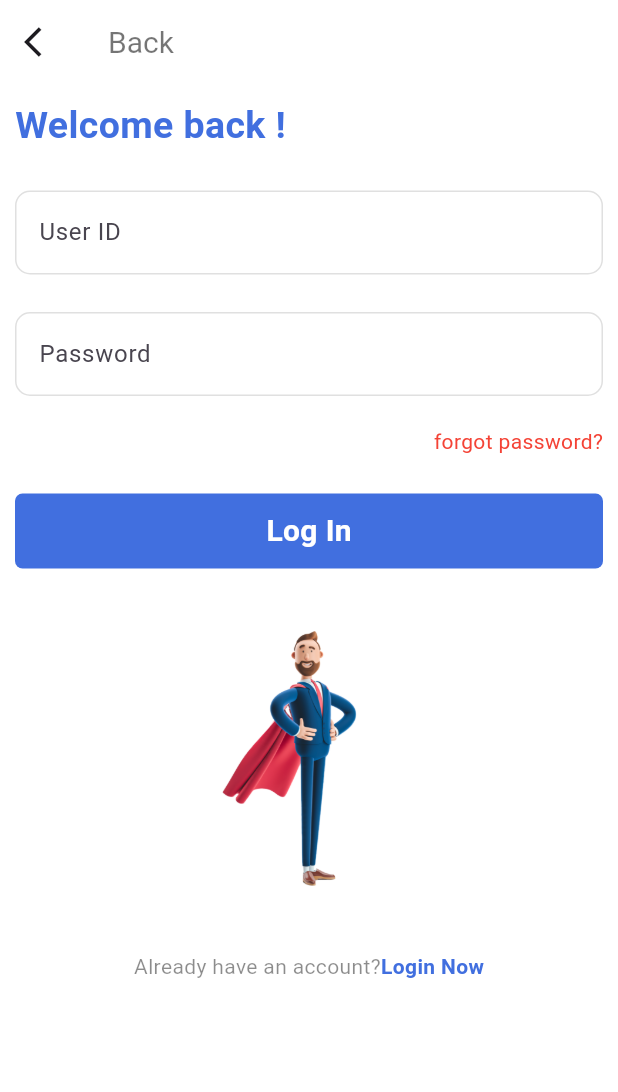
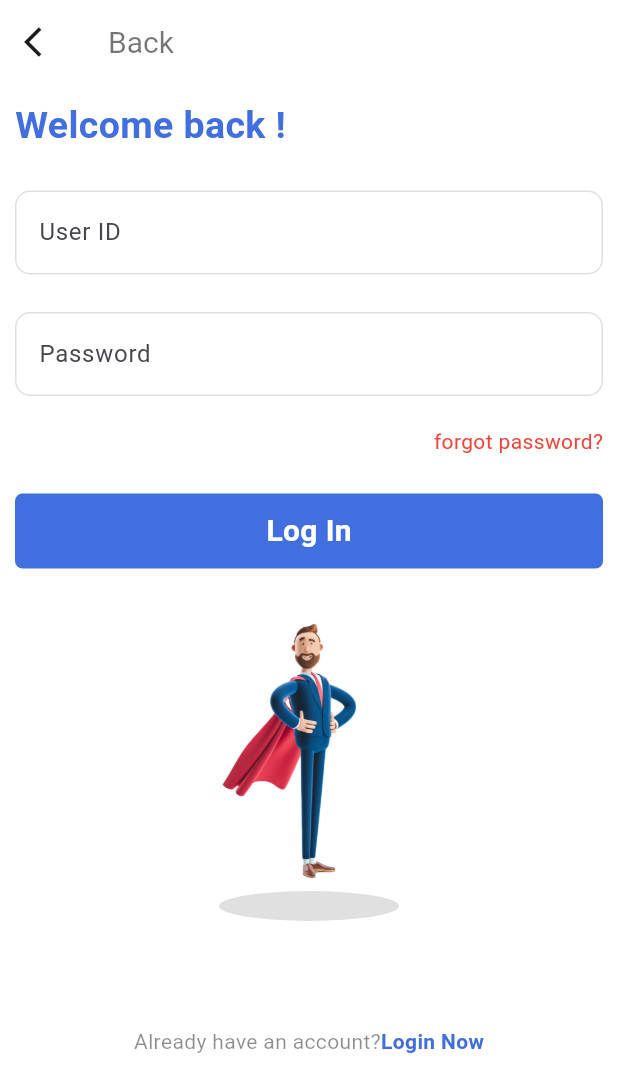
Before and after one commit to venkadeshwaran77/githubflutterapplication, a Flutter app: the screen it shows after launch, on a phone screen of 412 x 824 dp. Shown: the top 1092 px of the screen. Run offline on Flutter 3.47's test engine with Material 3 defaults, Android fonts, the phone set to English and light mode, and no system bars; our stand-ins replace pinput.

```diff
--- /dev/null
+++ b/lib/cliper.dart
@@ -0,0 +1,14 @@
+import 'package:flutter/material.dart';
+
+class CustomClip extends CustomClipper<Rect> {
+  @override
+  // ignore: override_on_non_overriding_member
+  Rect getClip(Size size) {
+  return Rect.fromLTWH(0, 0, size.width, size.height - 60);
+  }
+
+  @override
+  bool shouldReclip(covariant CustomClipper<Rect> oldClipper) {
+    return false;
+  }
+}
--- a/lib/login_page.dart
+++ b/lib/login_page.dart
@@ -1,14 +1,15 @@
 import 'package:flutter/material.dart';
+import 'package:flutter_application_1/cliper.dart';
 import 'package:flutter_application_1/thems/colors.theme.dart';
 
-class loginscreen extends StatefulWidget {
-  const loginscreen({super.key});
+class Loginscreen extends StatefulWidget {
+  const Loginscreen({super.key});
 
   @override
-  State<loginscreen> createState() => _loginscreenState();
+  State<Loginscreen> createState() => _LoginscreenState();
 }
 
-class _loginscreenState extends State<loginscreen> {
+class _LoginscreenState extends State<Loginscreen> {
   @override
   Widget build(BuildContext context) {
     return Scaffold(
@@ -114,7 +115,7 @@ class _loginscreenState extends State<loginscreen> {
                   ),
                 ),
               ),
-              SizedBox(height: 20),
+              SizedBox(height:15),
               Expanded(
                 child: Column(
                   children: [
@@ -123,7 +124,15 @@ class _loginscreenState extends State<loginscreen> {
                       height: 200,
                       width: 200,
                     ),
-                    SizedBox(height: 35),
+                    ClipOval(
+                        clipper: CustomClip(),
+                        child: Container(
+                          width: 120,
+                          height: 80,
+                          color: Colors.grey.shade300,
+                        ),
+                      ),
+                    SizedBox(height:10),
                     Padding(
                       padding: const EdgeInsets.only(
                         bottom: BorderSide.strokeAlignCenter,
--- a/lib/main.dart
+++ b/lib/main.dart
@@ -21,7 +21,7 @@ class MyApp extends StatelessWidget {
       color:lightColorScheme.primary,
      initialRoute:"Login_screen",
      routes: {
-      "Login_screen":(context)=>loginscreen(),
+      "Login_screen":(context)=>Loginscreen(),
       "create_Password":(context)=>CreatePassword(),
       "forgot_password":(context)=> ForgotPasswordscreen(),
       "otp_screen":(context)=>OtpScreen(),
```
Also changed, not shown: lib/createnew_password.dart (+9 -0 lines), lib/forgot_password.dart (+41 -24 lines), lib/otpscreen.dart (+11 -2 lines).
